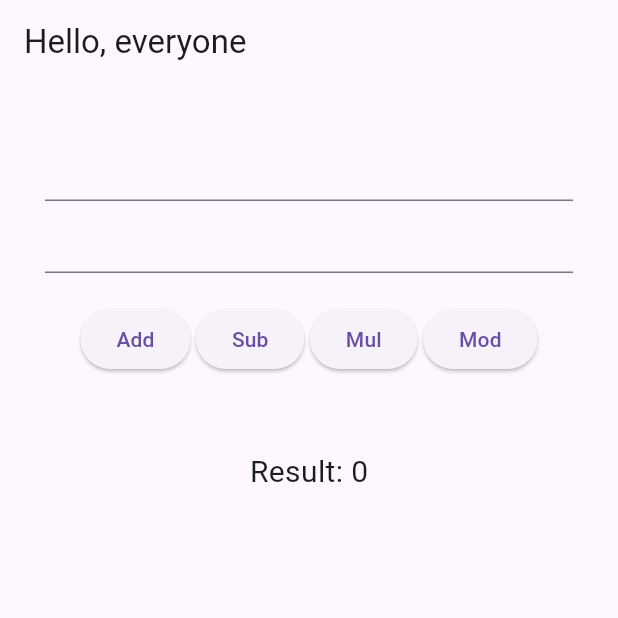
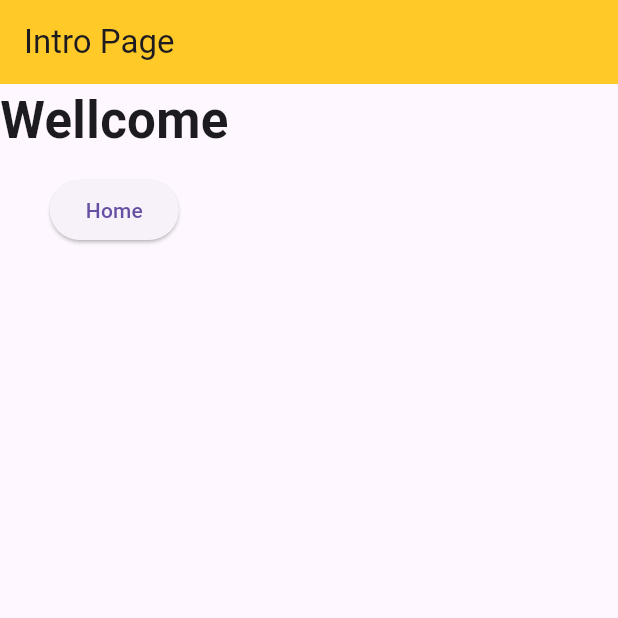
Before and after one commit to AM1T-44/Flutter-Learning-2, a Flutter app: the screen it shows after launch, on a phone screen of 412 x 824 dp, the top half of it. Run offline on Flutter 3.47's test engine with Material 3 defaults, Android fonts, the phone set to English and light mode, and no system bars; our stand-ins replace font_awesome_flutter.

Commit message:
Switching One Screen to Another Screen Flutter

```diff
--- /dev/null
+++ b/flutter_learn_2/lib/introPage.dart
@@ -0,0 +1,33 @@
+import 'package:flutter/material.dart';
+import 'package:flutter_learn_2/main.dart';
+
+class IntroPage extends StatelessWidget {
+  @override
+  Widget build(BuildContext context) {
+    return Scaffold(
+        appBar: AppBar(
+          title: Text('Intro Page'),
+          backgroundColor: Colors.amber.shade400,
+        ),
+        body: Column(
+          children: [
+            Text(
+              'Wellcome',
+              style: TextStyle(
+                fontSize: 34,
+                fontWeight: FontWeight.bold,
+              ),
+            ),
+            SizedBox(
+              height: 11,
+            ),
+            ElevatedButton(
+                onPressed: () {
+                  Navigator.push(context,
+                      MaterialPageRoute(builder: (context) => MyHomePage()));
+                },
+                child: Text('Home'))
+          ],
+        ));
+  }
+}
--- a/flutter_learn_2/lib/main.dart
+++ b/flutter_learn_2/lib/main.dart
@@ -2,6 +2,7 @@ import 'dart:io';
 
 import 'package:flutter/material.dart';
 import 'package:flutter/rendering.dart';
+import 'package:flutter_learn_2/introPage.dart';
 import 'package:flutter_learn_2/widgets/rounded_btn.dart';
 import 'package:intl/intl.dart';
 
@@ -19,7 +20,7 @@ class MyApp extends StatelessWidget {
     return MaterialApp(
       title: 'Flutter Demo',
       debugShowCheckedModeBanner: false,
-      home: MyHomePage(),
+      home: IntroPage(),
     );
   }
 }
@@ -32,84 +33,14 @@ class MyHomePage extends StatefulWidget {
 }
 
 class MyHomePageState extends State<MyHomePage> {
-  var controller1 = TextEditingController();
-  var controller2 = TextEditingController();
-
-  var result = 0;
-
   @override
   Widget build(BuildContext context) {
     return Scaffold(
-        appBar: AppBar(
-          title: Text('Hello, everyone'),
-        ),
-        body: Center(
-          child: Padding(
-            padding: const EdgeInsets.all(30),
-            child: Column(
-              children: [
-                TextField(
-                  controller: controller1,
-                  keyboardType: TextInputType.number,
-                ),
-                TextField(
-                  controller: controller2,
-                  keyboardType: TextInputType.number,
-                ),
-                Padding(
-                  padding: const EdgeInsets.all(20),
-                  child: Row(
-                    mainAxisAlignment: MainAxisAlignment.spaceEvenly,
-                    children: [
-                      ElevatedButton(
-                          onPressed: () {
-                            setState(() {
-                              var no1 = int.parse(controller1.text.toString());
-                              var no2 = int.parse(controller2.text.toString());
-                              result = no1 + no2;
-                            });
-                          },
-                          child: Text('Add')),
-                      ElevatedButton(
-                          onPressed: () {
-                            setState(() {
-                              var no1 = int.parse(controller1.text.toString());
-                              var no2 = int.parse(controller2.text.toString());
-                              result = no1 - no2;
-                            });
-                          },
-                          child: Text('Sub')),
-                      ElevatedButton(
-                          onPressed: () {
-                            setState(() {
-                              var no1 = int.parse(controller1.text.toString());
-                              var no2 = int.parse(controller2.text.toString());
-                              result = no1 * no2;
-                            });
-                          },
-                          child: Text('Mul')),
-                      ElevatedButton(
-                          onPressed: () {
-                            setState(() {
-                              var no1 = int.parse(controller1.text.toString());
-                              var no2 = int.parse(controller2.text.toString());
-                              result = no1 % no2;
-                            });
-                          },
-                          child: Text('Mod')),
-                    ],
-                  ),
-                ),
-                Padding(
-                  padding: EdgeInsets.all(30),
-                  child: Text(
-                    'Result: $result',
-                    style: TextStyle(fontSize: 20),
-                  ),
-                )
-              ],
-            ),
-          ),
-        ));
+      appBar: AppBar(
+        title: Text('Home Page'),
+        backgroundColor: const Color.fromARGB(255, 180, 61, 210),
+      ),
+      body: Text('Hello!'),
+    );
   }
 }
```
